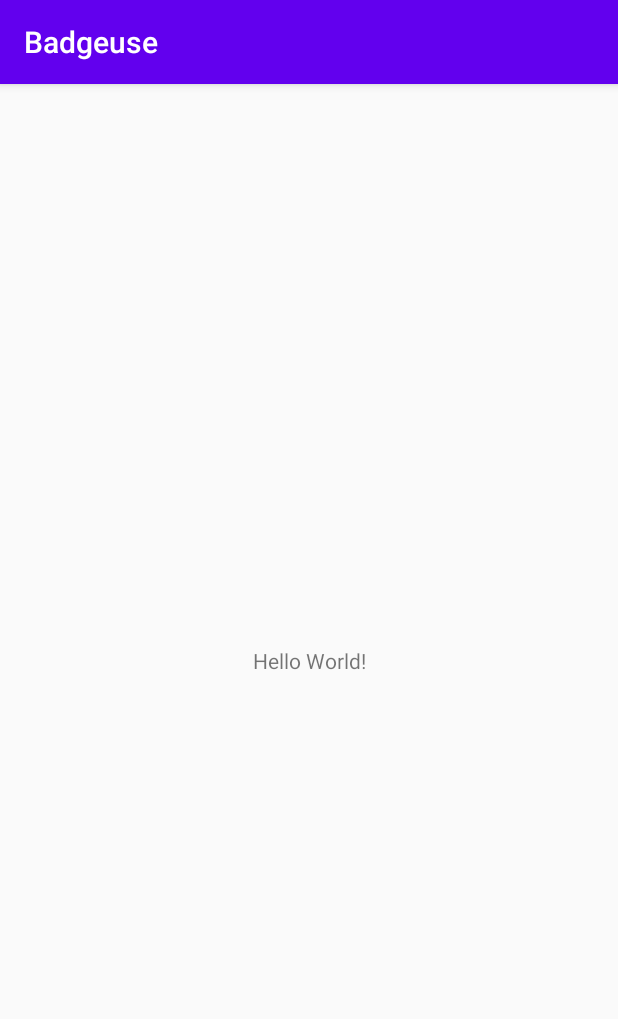
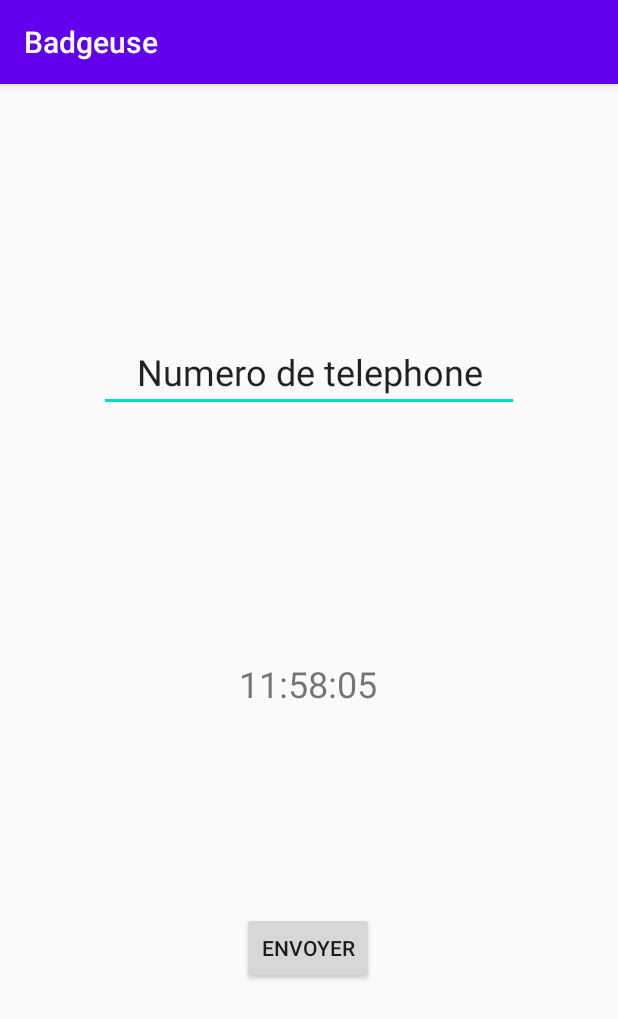
Before and after one commit to cf02800/Badgeuse, an Android app: the screen it shows after launch (MainActivity), on a phone screen of 412 x 824 dp. Shown: the top 1019 px of the screen. Run offline under Robolectric (Android 15) with nearby library versions, the phone set to English and light mode, and no system bars.

Commit message:
Ajout interface

```diff
--- a/app/src/main/res/layout/activity_main.xml
+++ b/app/src/main/res/layout/activity_main.xml
@@ -6,13 +6,41 @@
     android:layout_height="match_parent"
     tools:context=".MainActivity">
 
-    <TextView
+    <Button
+        android:id="@+id/button_envoyer"
         android:layout_width="wrap_content"
         android:layout_height="wrap_content"
-        android:text="Hello World!"
+        android:layout_marginBottom="168dp"
+        android:text="Envoyer"
         app:layout_constraintBottom_toBottomOf="parent"
-        app:layout_constraintLeft_toLeftOf="parent"
-        app:layout_constraintRight_toRightOf="parent"
+        app:layout_constraintEnd_toEndOf="parent"
+        app:layout_constraintHorizontal_bias="0.498"
+        app:layout_constraintStart_toStartOf="parent" />
+
+    <TextView
+        android:id="@+id/textView_heure"
+        android:layout_width="wrap_content"
+        android:layout_height="wrap_content"
+        android:layout_marginBottom="136dp"
+        android:text="11:58:05"
+        android:textSize="24sp"
+        app:layout_constraintBottom_toTopOf="@+id/button_envoyer"
+        app:layout_constraintEnd_toEndOf="parent"
+        app:layout_constraintHorizontal_bias="0.498"
+        app:layout_constraintStart_toStartOf="parent" />
+
+    <EditText
+        android:id="@+id/editText_Numero"
+        android:layout_width="wrap_content"
+        android:layout_height="wrap_content"
+        android:ems="10"
+        android:inputType="textPersonName"
+        android:text="Numero de telephone"
+        android:textAlignment="center"
+        android:textSize="24sp"
+        app:layout_constraintBottom_toTopOf="@+id/textView_heure"
+        app:layout_constraintEnd_toEndOf="parent"
+        app:layout_constraintStart_toStartOf="parent"
         app:layout_constraintTop_toTopOf="parent" />
 
 </androidx.constraintlayout.widget.ConstraintLayout>
```
